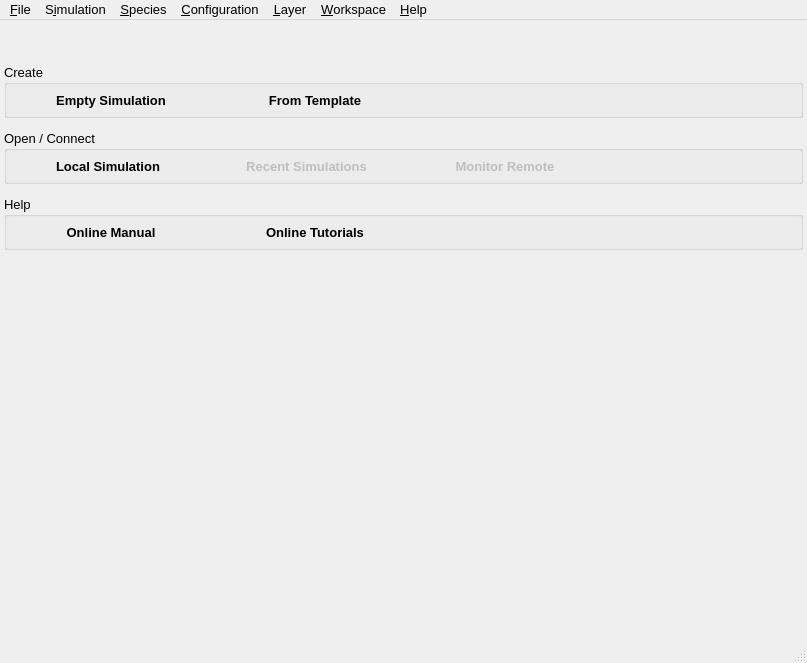
Old version of the form src/gui/gui.ui in the repository disorderedmaterials/dissolve.
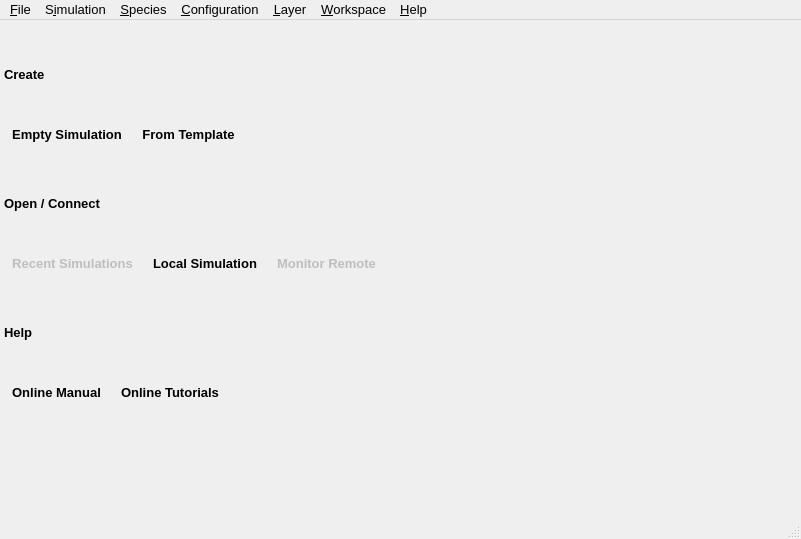
New version of the form. Icons and pictures are not drawn. Custom widgets are drawn as their Qt base class.

Commit message: Don't use group boxes on start page, and increase button size limits.

What changed in the file:
```diff
--- a/src/gui/gui.ui
+++ b/src/gui/gui.ui
@@ -6,8 +6,8 @@
    <rect>
     <x>0</x>
     <y>0</y>
-    <width>807</width>
-    <height>663</height>
+    <width>801</width>
+    <height>539</height>
    </rect>
   </property>
   <property name="font">
@@ -78,41 +78,60 @@
          </spacer>
         </item>
         <item>
-         <widget class="QGroupBox" name="StartCreateGroup">
-          <property name="title">
-           <string>Create</string>
+         <layout class="QVBoxLayout" name="verticalLayout_5">
+          <property name="spacing">
+           <number>4</number>
           </property>
-          <property name="flat">
-           <bool>false</bool>
-          </property>
+          <item>
           <layout class="QHBoxLayout" name="horizontalLayout_5">
-           <property name="spacing">
-            <number>4</number>
-           </property>
-           <property name="leftMargin">
-            <number>4</number>
-           </property>
-           <property name="topMargin">
-            <number>4</number>
-           </property>
-           <property name="rightMargin">
-            <number>4</number>
-           </property>
-           <property name="bottomMargin">
-            <number>4</number>
-           </property>
+            <item>
+             <widget class="QLabel" name="label">
+              <property name="sizePolicy">
+               <sizepolicy hsizetype="Minimum" vsizetype="Preferred">
+                <horstretch>0</horstretch>
+                <verstretch>0</verstretch>
+               </sizepolicy>
+              </property>
+              <property name="font">
+               <font>
+                <weight>75</weight>
+                <bold>true</bold>
+               </font>
+              </property>
+              <property name="text">
+               <string>Create</string>
+              </property>
+             </widget>
+            </item>
+            <item>
+             <spacer name="horizontalSpacer">
+              <property name="orientation">
+               <enum>Qt::Horizontal</enum>
+              </property>
+              <property name="sizeHint" stdset="0">
+               <size>
+                <width>40</width>
+                <height>20</height>
+               </size>
+              </property>
+             </spacer>
+            </item>
+           </layout>
+          </item>
+          <item>
+           <layout class="QHBoxLayout" name="horizontalLayout_7">
            <item>
             <widget class="QToolButton" name="StartCreateNewButton">
              <property name="sizePolicy">
-              <sizepolicy hsizetype="Expanding" vsizetype="Expanding">
+               <sizepolicy hsizetype="Minimum" vsizetype="Expanding">
                <horstretch>0</horstretch>
                <verstretch>0</verstretch>
               </sizepolicy>
              </property>
              <property name="maximumSize">
               <size>
-               <width>200</width>
-               <height>200</height>
+                <width>10000</width>
+                <height>10000</height>
               </size>
              </property>
              <property name="font">
@@ -146,15 +165,15 @@
            <item>
             <widget class="QToolButton" name="StartCreateFromTemplateButton">
              <property name="sizePolicy">
-              <sizepolicy hsizetype="Expanding" vsizetype="Expanding">
+               <sizepolicy hsizetype="Minimum" vsizetype="Expanding">
                <horstretch>0</horstretch>
                <verstretch>0</verstretch>
               </sizepolicy>
              </property>
              <property name="maximumSize">
               <size>
-               <width>200</width>
-               <height>200</height>
+                <width>10000</width>
+                <height>10000</height>
               </size>
              </property>
              <property name="font">
@@ -186,99 +205,80 @@
             </widget>
            </item>
            <item>
-            <spacer name="horizontalSpacer">
+             <spacer name="horizontalSpacer_4">
              <property name="orientation">
               <enum>Qt::Horizontal</enum>
              </property>
              <property name="sizeHint" stdset="0">
               <size>
-               <width>40</width>
-               <height>20</height>
+                <width>372</width>
+                <height>93</height>
               </size>
              </property>
             </spacer>
            </item>
           </layout>
-         </widget>
-        </item>
+          </item>
+         </layout>
+        </item>
         <item>
-         <widget class="QGroupBox" name="StartOpenConnectGroup">
-          <property name="title">
+         <layout class="QVBoxLayout" name="verticalLayout_6">
+          <property name="spacing">
+           <number>4</number>
+          </property>
+          <item>
+           <layout class="QHBoxLayout" name="horizontalLayout_8">
+            <item>
+             <widget class="QLabel" name="label_2">
+              <property name="sizePolicy">
+               <sizepolicy hsizetype="Minimum" vsizetype="Preferred">
+                <horstretch>0</horstretch>
+                <verstretch>0</verstretch>
+               </sizepolicy>
+              </property>
+              <property name="font">
+               <font>
+                <weight>75</weight>
+                <bold>true</bold>
+               </font>
+              </property>
+              <property name="text">
            <string>Open / Connect</string>
           </property>
-          <layout class="QHBoxLayout" name="horizontalLayout_2">
-           <property name="spacing">
-            <number>4</number>
-           </property>
-           <property name="leftMargin">
-            <number>4</number>
-           </property>
-           <property name="topMargin">
-            <number>4</number>
-           </property>
-           <property name="rightMargin">
-            <number>4</number>
-           </property>
-           <property name="bottomMargin">
-            <number>4</number>
-           </property>
-           <item>
-            <widget class="QToolButton" name="StartOpenLocalButton">
-             <property name="sizePolicy">
-              <sizepolicy hsizetype="Expanding" vsizetype="Expanding">
-               <horstretch>0</horstretch>
-               <verstretch>0</verstretch>
-              </sizepolicy>
-             </property>
-             <property name="maximumSize">
-              <size>
-               <width>200</width>
-               <height>200</height>
-              </size>
-             </property>
-             <property name="font">
-              <font>
-               <pointsize>10</pointsize>
-               <weight>75</weight>
-               <bold>true</bold>
-              </font>
-             </property>
-             <property name="text">
-              <string>Local Simulation</string>
-             </property>
-             <property name="icon">
-              <iconset resource="main.qrc">
-               <normaloff>:/start/icons/start_openlocal.svg</normaloff>:/start/icons/start_openlocal.svg</iconset>
-             </property>
-             <property name="iconSize">
-              <size>
-               <width>64</width>
-               <height>64</height>
-              </size>
-             </property>
-             <property name="toolButtonStyle">
-              <enum>Qt::ToolButtonTextUnderIcon</enum>
-             </property>
-             <property name="autoRaise">
-              <bool>true</bool>
-             </property>
-            </widget>
-           </item>
+             </widget>
+            </item>
+            <item>
+             <spacer name="horizontalSpacer_2">
+              <property name="orientation">
+               <enum>Qt::Horizontal</enum>
+              </property>
+              <property name="sizeHint" stdset="0">
+               <size>
+                <width>40</width>
+                <height>20</height>
+               </size>
+              </property>
+             </spacer>
+            </item>
+           </layout>
+          </item>
+          <item>
+           <layout class="QHBoxLayout" name="horizontalLayout_9">
            <item>
             <widget class="QToolButton" name="StartOpenRecentButton">
              <property name="enabled">
               <bool>false</bool>
              </property>
              <property name="sizePolicy">
-              <sizepolicy hsizetype="Expanding" vsizetype="Expanding">
+               <sizepolicy hsizetype="Minimum" vsizetype="Expanding">
                <horstretch>0</horstretch>
                <verstretch>0</verstretch>
               </sizepolicy>
              </property>
              <property name="maximumSize">
               <size>
-               <width>200</width>
-               <height>200</height>
+                <width>10000</width>
+                <height>10000</height>
               </size>
              </property>
              <property name="font">
@@ -309,21 +309,63 @@
              </property>
             </widget>
            </item>
+            <item>
+             <widget class="QToolButton" name="StartOpenLocalButton">
+              <property name="sizePolicy">
+               <sizepolicy hsizetype="Minimum" vsizetype="Expanding">
+                <horstretch>0</horstretch>
+                <verstretch>0</verstretch>
+               </sizepolicy>
+              </property>
+              <property name="maximumSize">
+               <size>
+                <width>10000</width>
+                <height>10000</height>
+               </size>
+              </property>
+              <property name="font">
+               <font>
+                <pointsize>10</pointsize>
+                <weight>75</weight>
+                <bold>true</bold>
+               </font>
+              </property>
+              <property name="text">
+               <string>Local Simulation</string>
+              </property>
+              <property name="icon">
+               <iconset resource="main.qrc">
+                <normaloff>:/start/icons/start_openlocal.svg</normaloff>:/start/icons/start_openlocal.svg</iconset>
+              </property>
+              <property name="iconSize">
+               <size>
+                <width>64</width>
+                <height>64</height>
+               </size>
+              </property>
+              <property name="toolButtonStyle">
+               <enum>Qt::ToolButtonTextUnderIcon</enum>
+              </property>
+              <property name="autoRaise">
+               <bool>true</bool>
+              </property>
+             </widget>
+            </item>
            <item>
             <widget class="QToolButton" name="StartConnectButton">
              <property name="enabled">
               <bool>false</bool>
              </property>
              <property name="sizePolicy">
-              <sizepolicy hsizetype="Expanding" vsizetype="Expanding">
+               <sizepolicy hsizetype="Minimum" vsizetype="Expanding">
                <horstretch>0</horstretch>
                <verstretch>0</verstretch>
               </sizepolicy>
              </property>
              <property name="maximumSize">
               <size>
-               <width>200</width>
-               <height>200</height>
+                <width>10000</width>
+                <height>10000</height>
               </size>
              </property>
              <property name="font">
@@ -355,57 +397,77 @@
             </widget>
            </item>
            <item>
-            <spacer name="horizontalSpacer_2">
+             <spacer name="horizontalSpacer_5">
              <property name="orientation">
               <enum>Qt::Horizontal</enum>
              </property>
              <property name="sizeHint" stdset="0">
               <size>
-               <width>40</width>
-               <height>20</height>
+                <width>372</width>
+                <height>93</height>
               </size>
              </property>
             </spacer>
            </item>
           </layout>
-         </widget>
-        </item>
+          </item>
+         </layout>
+        </item>
         <item>
-         <widget class="QGroupBox" name="StartHelpGroup">
-          <property name="title">
+         <layout class="QVBoxLayout" name="verticalLayout_7">
+          <property name="spacing">
+           <number>4</number>
+          </property>
+          <item>
+           <layout class="QHBoxLayout" name="horizontalLayout_10">
+            <item>
+             <widget class="QLabel" name="label_3">
+              <property name="sizePolicy">
+               <sizepolicy hsizetype="Minimum" vsizetype="Preferred">
+                <horstretch>0</horstretch>
+                <verstretch>0</verstretch>
+               </sizepolicy>
+              </property>
+              <property name="font">
+               <font>
+                <weight>75</weight>
+                <bold>true</bold>
+               </font>
+              </property>
+              <property name="text">
            <string>Help</string>
           </property>
-          <property name="flat">
-           <bool>false</bool>
-          </property>
-          <layout class="QHBoxLayout" name="horizontalLayout_4">
-           <property name="spacing">
-            <number>4</number>
-           </property>
-           <property name="leftMargin">
-            <number>4</number>
-           </property>
-           <property name="topMargin">
-            <number>4</number>
-           </property>
-           <property name="rightMargin">
-            <number>4</number>
-           </property>
-           <property name="bottomMargin">
-            <number>4</number>
-           </property>
+             </widget>
+            </item>
+            <item>
+             <spacer name="horizontalSpacer_6">
+              <property name="orientation">
+               <enum>Qt::Horizontal</enum>
+              </property>
+              <property name="sizeHint" stdset="0">
+               <size>
+                <width>40</width>
+                <height>20</height>
+               </size>
+              </property>
+             </spacer>
+            </item>
+           </layout>
+          </item>
+          <item>
+           <layout class="QHBoxLayout" name="horizontalLayout_11">
            <item>
             <widget class="QToolButton" name="StartOnlineManualButton">
              <property name="sizePolicy">
-              <sizepolicy hsizetype="Expanding" vsizetype="Expanding">
+               <sizepolicy hsizetype="Minimum" vsizetype="Expanding">
                <horstretch>0</horstretch>
                <verstretch>0</verstretch>
               </sizepolicy>
              </property>
              <property name="maximumSize">
               <size>
-               <width>200</width>
-               <height>200</height>
+                <width>10000</width>
+                <height>10000</height>
               </size>
              </property>
              <property name="font">
@@ -439,15 +501,15 @@
            <item>
             <widget class="QToolButton" name="StartOnlineTutorialsButton">
              <property name="sizePolicy">
-              <sizepolicy hsizetype="Expanding" vsizetype="Expanding">
+               <sizepolicy hsizetype="Minimum" vsizetype="Expanding">
                <horstretch>0</horstretch>
                <verstretch>0</verstretch>
               </sizepolicy>
              </property>
              <property name="maximumSize">
               <size>
-               <width>200</width>
-               <height>200</height>
+                <width>10000</width>
+                <height>10000</height>
               </size>
              </property>
              <property name="font">
@@ -479,20 +541,21 @@
             </widget>
            </item>
            <item>
-            <spacer name="horizontalSpacer_3">
+             <spacer name="horizontalSpacer_7">
              <property name="orientation">
               <enum>Qt::Horizontal</enum>
              </property>
              <property name="sizeHint" stdset="0">
               <size>
-               <width>40</width>
-               <height>20</height>
+                <width>372</width>
+                <height>93</height>
               </size>
              </property>
             </spacer>
            </item>
           </layout>
-         </widget>
+          </item>
+         </layout>
         </item>
         <item>
          <spacer name="verticalSpacer_4">
@@ -943,7 +1006,7 @@
     <rect>
      <x>0</x>
      <y>0</y>
-     <width>807</width>
+     <width>801</width>
      <height>24</height>
     </rect>
    </property>
```
Lines whose indentation alone changed are shown as unchanged.
